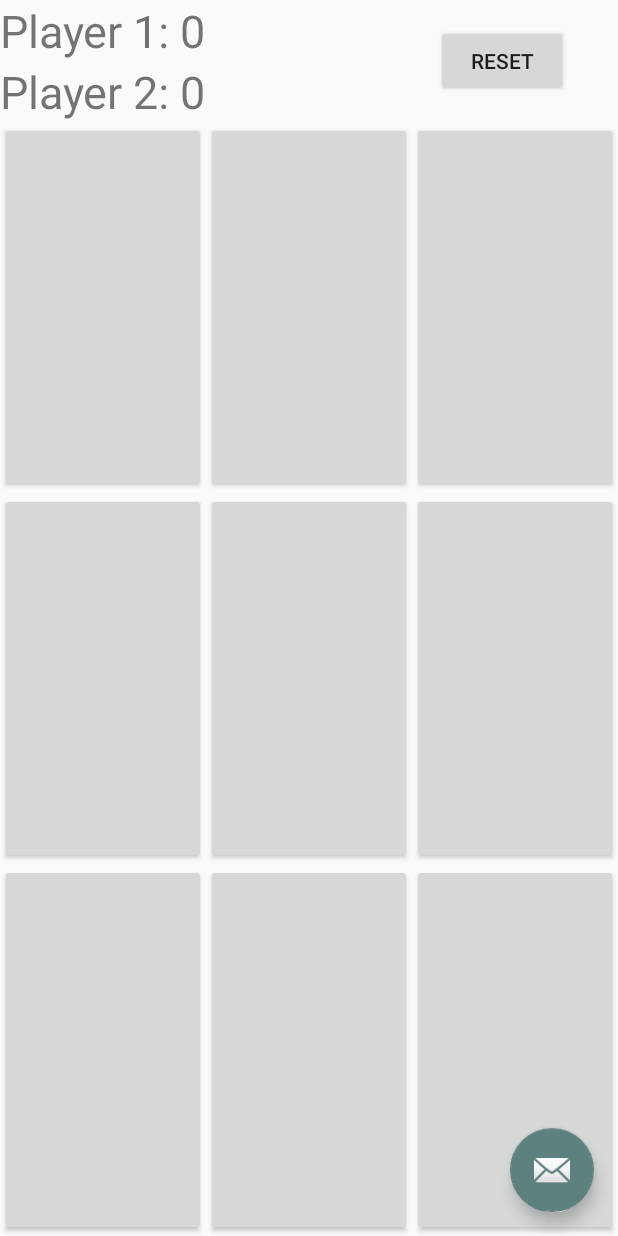
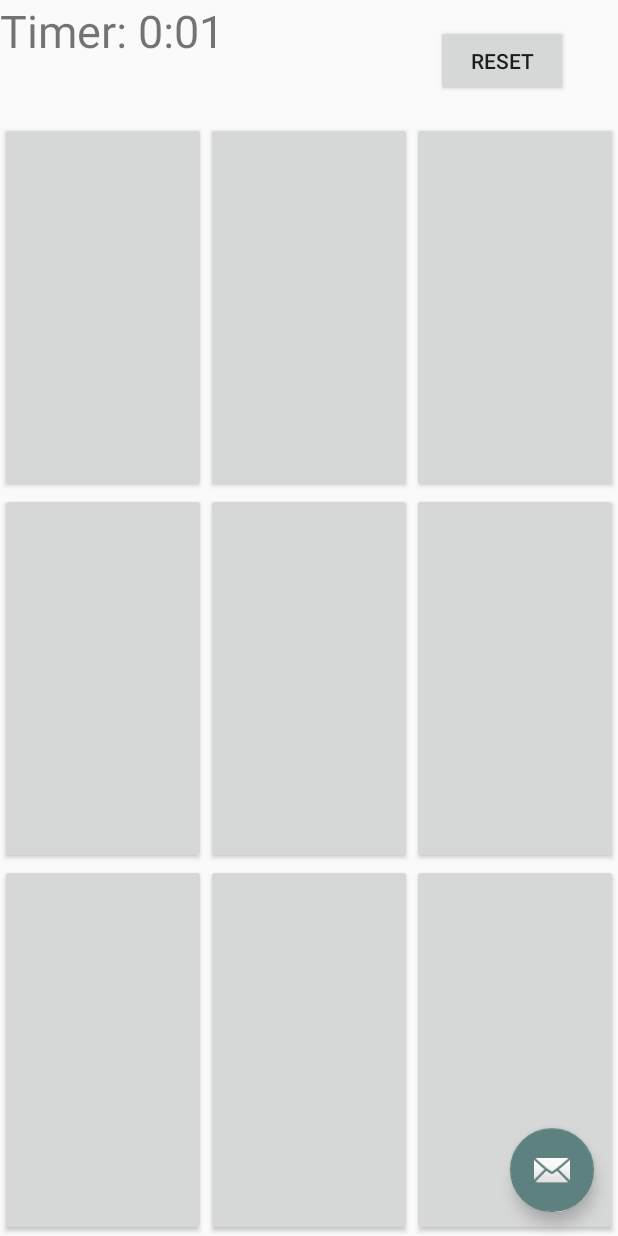
Before and after one commit to tinayang3024/Minesweeper, an Android app: the SecondFragment screen opened through its navigation route, on a phone screen of 412 x 824 dp. Run offline under Robolectric (Android 15) with nearby library versions, the phone set to English and light mode, and no system bars.

Commit message:
Added timer logic

```diff
--- a/app/src/main/java/com/example/minesweeper/SecondFragment.java
+++ b/app/src/main/java/com/example/minesweeper/SecondFragment.java
@@ -1,15 +1,32 @@
 package com.example.minesweeper;
 
 import android.os.Bundle;
+import android.os.Handler;
 import android.view.LayoutInflater;
 import android.view.View;
 import android.view.ViewGroup;
-
+import android.widget.TextView;
 import androidx.annotation.NonNull;
 import androidx.fragment.app.Fragment;
 import androidx.navigation.fragment.NavHostFragment;
 
 public class SecondFragment extends Fragment {
+
+    // Timer logic
+    TextView timer;
+    long start_time = 0;
+    Handler timer_handler = new Handler();
+    Runnable timer_runnable = new Runnable() {
+        @Override
+        public void run() {
+            long ms = System.currentTimeMillis() - start_time;
+            int seconds = (int) (ms/1000) % 60;
+            int minutes = (int) (ms/1000) / 60;
+
+            timer.setText(String.format("Timer: %d:%02d", minutes, seconds));
+            timer_handler.postDelayed(this,500);
+        }
+    };
 
     @Override
     public View onCreateView(
@@ -22,14 +39,19 @@ public class SecondFragment extends Fragment {
 
     public void onViewCreated(@NonNull View view, Bundle savedInstanceState) {
         super.onViewCreated(view, savedInstanceState);
+        //timer start automatically
+        start_time = System.currentTimeMillis();
+        timer = (TextView) view.findViewById(R.id.text_view_timer);
+        timer_handler.postDelayed(timer_runnable, 0);
 
-//        view.findViewById(R.id.button_second).setOnClickListener(new View.OnClickListener() {
-//            @Override
-//            public void onClick(View view) {
-//                NavHostFragment.findNavController(SecondFragment.this)
-//                        .navigate(R.id.action_SecondFragment_to_FirstFragment);
-//            }
-//        });
+        view.findViewById(R.id.button_reset).setOnClickListener(new View.OnClickListener() {
+            @Override
+            public void onClick(View view) {
+                //restart timer
+                start_time= System.currentTimeMillis();
+                timer_handler.postDelayed(timer_runnable, 0);
+            }
+        });
     }
 
 
--- a/app/src/main/res/layout/fragment_second.xml
+++ b/app/src/main/res/layout/fragment_second.xml
@@ -10,17 +10,15 @@
         android:layout_width="match_parent"
         android:layout_height="wrap_content">
         <TextView
-            android:id="@+id/text_view_p1"
+            android:id="@+id/text_view_timer"
             android:layout_width="wrap_content"
             android:layout_height="wrap_content"
-            android:text="Player 1: 0"
             android:textSize="30sp" />
         <TextView
-            android:id="@+id/text_view_p2"
+            android:id="@+id/text_view_remaining_mines"
             android:layout_width="wrap_content"
             android:layout_height="wrap_content"
-            android:layout_below="@+id/text_view_p1"
-            android:text="Player 2: 0"
+            android:layout_below="@+id/text_view_timer"
             android:textSize="30sp" />
         <Button
             android:id="@+id/button_reset"
```
Also changed, not shown: app/src/main/res/layout/fragment_first.xml (+3 -12 lines).
